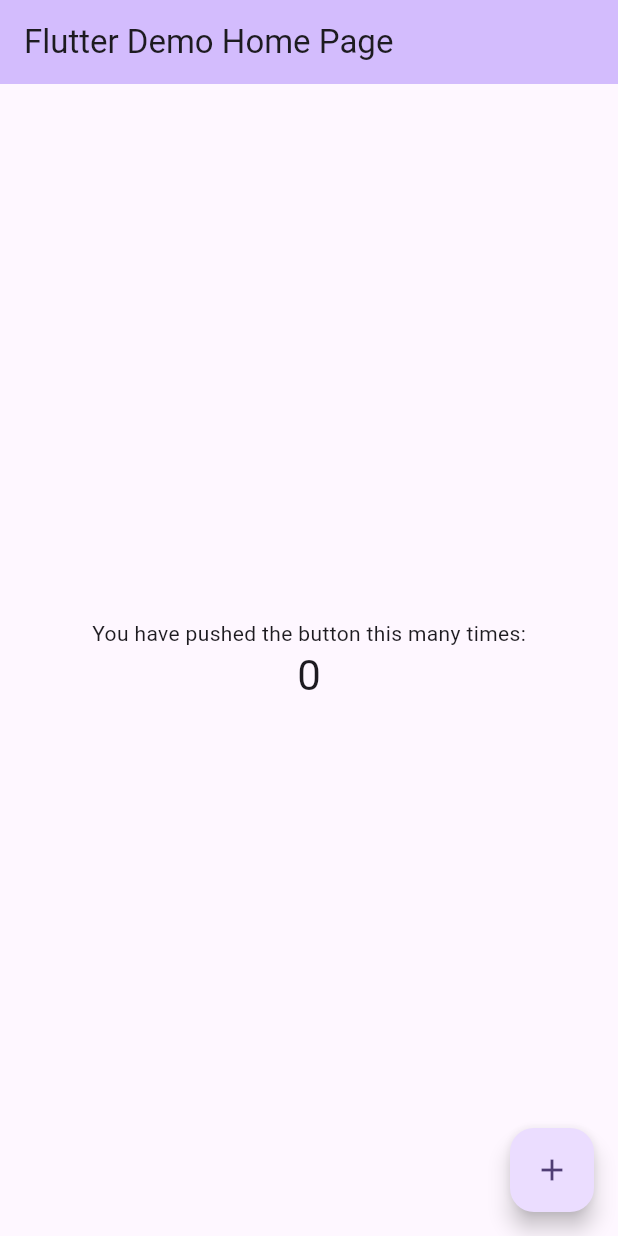
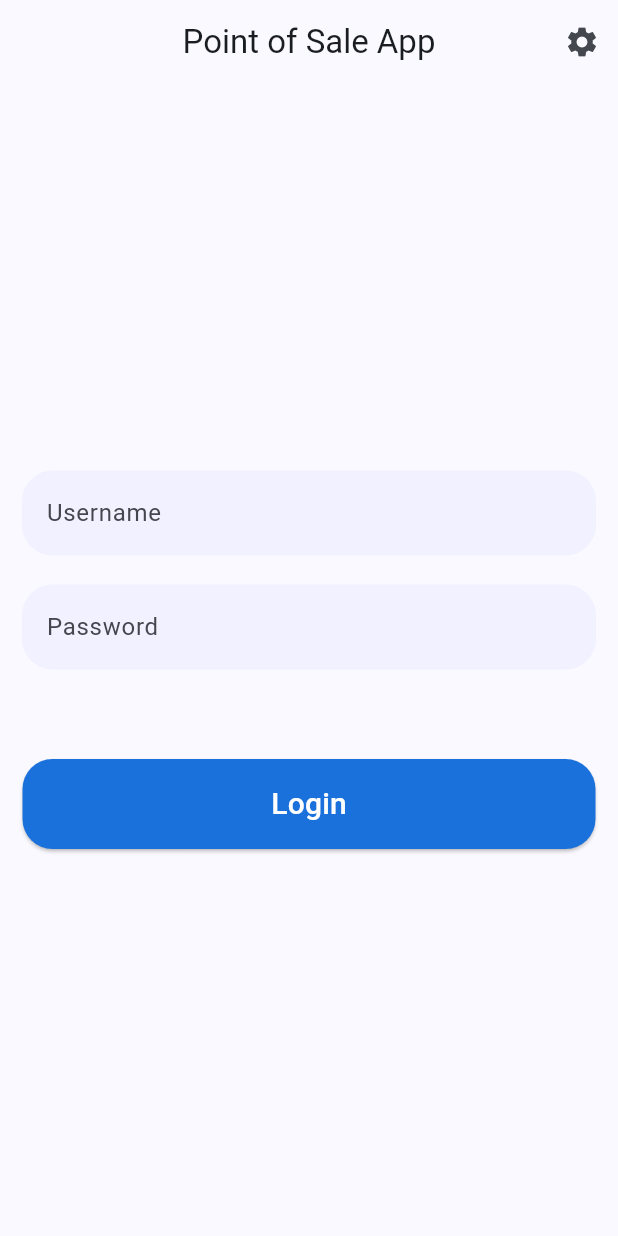
Before and after one commit to ZouheirN/Point-of-Sale-Flutter, a Flutter app: the screen it shows after launch, on a phone screen of 412 x 824 dp. Run offline on Flutter 3.47's test engine with Material 2 defaults, Android fonts, the phone set to English and light mode, and no system bars; our stand-ins replace gap, hive_flutter; missing offline and left inert: mysql_client; accounts and stored records are empty.

Commit message:
better login and settings

```diff
--- a/lib/main.dart
+++ b/lib/main.dart
@@ -1,6 +1,14 @@
 import 'package:flutter/material.dart';
+import 'package:hive_flutter/hive_flutter.dart';
+import 'package:pos_app/screens/login_screen.dart';
 
-void main() {
+Future<void> main() async {
+  WidgetsFlutterBinding.ensureInitialized();
+
+  // Hive
+  await Hive.initFlutter();
+  await Hive.openBox('mysql_config');
+
   runApp(const MyApp());
 }
 
@@ -13,113 +21,10 @@ class MyApp extends StatelessWidget {
     return MaterialApp(
       title: 'Flutter Demo',
       theme: ThemeData(
-        // This is the theme of your application.
-        //
-        // TRY THIS: Try running your application with "flutter run". You'll see
-        // the application has a blue toolbar. Then, without quitting the app,
-        // try changing the seedColor in the colorScheme below to Colors.green
-        // and then invoke "hot reload" (save your changes or press the "hot
-        // reload" button in a Flutter-supported IDE, or press "r" if you used
-        // the command line to start the app).
-        //
-        // Notice that the counter didn't reset back to zero; the application
-        // state is not lost during the reload. To reset the state, use hot
-        // restart instead.
-        //
-        // This works for code too, not just values: Most code changes can be
-        // tested with just a hot reload.
-        colorScheme: ColorScheme.fromSeed(seedColor: Colors.deepPurple),
+        colorScheme: ColorScheme.fromSeed(seedColor: const Color(0xFF1A71DB)),
         useMaterial3: true,
       ),
-      home: const MyHomePage(title: 'Flutter Demo Home Page'),
+      home: const LoginScreen(),
     );
   }
 }
-
-class MyHomePage extends StatefulWidget {
-  const MyHomePage({super.key, required this.title});
-
-  // This widget is the home page of your application. It is stateful, meaning
-  // that it has a State object (defined below) that contains fields that affect
-  // how it looks.
-
-  // This class is the configuration for the state. It holds the values (in this
-  // case the title) provided by the parent (in this case the App widget) and
-  // used by the build method of the State. Fields in a Widget subclass are
-  // always marked "final".
-
-  final String title;
-
-  @override
-  State<MyHomePage> createState() => _MyHomePageState();
-}
-
-class _MyHomePageState extends State<MyHomePage> {
-  int _counter = 0;
-
-  void _incrementCounter() {
-    setState(() {
-      // This call to setState tells the Flutter framework that something has
-      // changed in this State, which causes it to rerun the build method below
-      // so that the display can reflect the updated values. If we changed
-      // _counter without calling setState(), then the build method would not be
-      // called again, and so nothing would appear to happen.
-      _counter++;
-    });
-  }
-
-  @override
-  Widget build(BuildContext context) {
-    // This method is rerun every time setState is called, for instance as done
-    // by the _incrementCounter method above.
-    //
-    // The Flutter framework has been optimized to make rerunning build methods
-    // fast, so that you can just rebuild anything that needs updating rather
-    // than having to individually change instances of widgets.
-    return Scaffold(
-      appBar: AppBar(
-        // TRY THIS: Try changing the color here to a specific color (to
-        // Colors.amber, perhaps?) and trigger a hot reload to see the AppBar
-        // change color while the other colors stay the same.
-        backgroundColor: Theme.of(context).colorScheme.inversePrimary,
-        // Here we take the value from the MyHomePage object that was created by
-        // the App.build method, and use it to set our appbar title.
-        title: Text(widget.title),
-      ),
-      body: Center(
-        // Center is a layout widget. It takes a single child and positions it
-        // in the middle of the parent.
-        child: Column(
-          // Column is also a layout widget. It takes a list of children and
-          // arranges them vertically. By default, it sizes itself to fit its
-          // children horizontally, and tries to be as tall as its parent.
-          //
-          // Column has various properties to control how it sizes itself and
-          // how it positions its children. Here we use mainAxisAlignment to
-          // center the children vertically; the main axis here is the vertical
-          // axis because Columns are vertical (the cross axis would be
-          // horizontal).
-          //
-          // TRY THIS: Invoke "debug painting" (choose the "Toggle Debug Paint"
-          // action in the IDE, or press "p" in the console), to see the
-          // wireframe for each widget.
-          mainAxisAlignment: MainAxisAlignment.center,
-          children: <Widget>[
-            const Text(
-              'You have pushed the button this many times:',
-            ),
-            Text(
-              '$_counter',
-              style: Theme.of(context).textTheme.headlineMedium,
-            ),
-          ],
-        ),
-      ),
-      floatingActionButton: FloatingActionButton(
-        onPressed: _incrementCounter,
-        tooltip: 'Increment',
-        child: const Icon(Icons.add),
-      ), // This trailing comma makes auto-formatting nicer for build methods.
-    );
-  }
-}
--- a/lib/screens/login_screen.dart
+++ b/lib/screens/login_screen.dart
@@ -0,0 +1,103 @@
+import 'package:flutter/material.dart';
+import 'package:gap/gap.dart';
+import 'package:pos_app/screens/settings_screen.dart';
+import 'package:pos_app/widgets/buttons.dart';
+import 'package:pos_app/widgets/textfields.dart';
+
+class LoginScreen extends StatefulWidget {
+  const LoginScreen({super.key});
+
+  @override
+  State<LoginScreen> createState() => _LoginScreenState();
+}
+
+class _LoginScreenState extends State<LoginScreen> {
+  final TextEditingController _usernameController = TextEditingController();
+  final TextEditingController _passwordController = TextEditingController();
+  final _formKey = GlobalKey<FormState>();
+
+  bool _isLoading = false;
+
+  _login() async {
+    if (_formKey.currentState!.validate()) {
+      if (_isLoading) return;
+
+      setState(() {
+        _isLoading = true;
+      });
+
+      await Future.delayed(const Duration(seconds: 2));
+
+      setState(() {
+        _isLoading = false;
+      });
+    }
+  }
+
+  _goToSettings() {
+    Navigator.of(context).push(
+      MaterialPageRoute(builder: (context) => const SettingsScreen())
+    );
+  }
+
+  @override
+  Widget build(BuildContext context) {
+    return Scaffold(
+      appBar: AppBar(
+        title: const Text('Point of Sale App'),
+        centerTitle: true,
+        actions: [
+          IconButton(
+            onPressed: _goToSettings,
+            icon: const Icon(Icons.settings),
+          ),
+        ],
+      ),
+      body: Padding(
+        padding: const EdgeInsets.all(15),
+        child: Center(
+          child: SingleChildScrollView(
+            child: Form(
+              key: _formKey,
+              child: Column(
+                children: [
+                  PrimaryTextField(
+                    formKey: _formKey,
+                    text: "Username",
+                    controller: _usernameController,
+                    validator: (value) {
+                      if (value == null || value.isEmpty) {
+                        return 'Please enter your username';
+                      }
+                      return null;
+                    },
+                  ),
+                  const Gap(20),
+                  PrimaryTextField(
+                    formKey: _formKey,
+                    text: "Password",
+                    obscureText: true,
+                    controller: _passwordController,
+                    validator: (value) {
+                      if (value == null || value.isEmpty) {
+                        return 'Please enter your password';
+                      }
+                      return null;
+                    },
+                  ),
+                  const Gap(60),
+                  PrimaryButton(
+                    onPressed: _login,
+                    child: _isLoading
+                        ? const CircularProgressIndicator()
+                        : const Text('Login', style: TextStyle(fontSize: 20)),
+                  ),
+                ],
+              ),
+            ),
+          ),
+        ),
+      ),
+    );
+  }
+}
--- /dev/null
+++ b/lib/widgets/buttons.dart
@@ -0,0 +1,24 @@
+import 'package:flutter/material.dart';
+
+class PrimaryButton extends StatelessWidget {
+  final Widget child;
+  final VoidCallback onPressed;
+
+  const PrimaryButton({super.key, required this.child, required this.onPressed});
+
+  @override
+  Widget build(BuildContext context) {
+    return ElevatedButton(
+      onPressed: onPressed,
+      style: ElevatedButton.styleFrom(
+        backgroundColor: const Color(0xFF1A71DB),
+        foregroundColor: Colors.white,
+        minimumSize: const Size(double.infinity, 60),
+        shape: const RoundedRectangleBorder(
+          borderRadius: BorderRadius.all(Radius.circular(20)),
+        ),
+      ),
+      child: child,
+    );
+  }
+}
--- /dev/null
+++ b/lib/widgets/textfields.dart
@@ -0,0 +1,50 @@
+import 'package:flutter/material.dart';
+
+class PrimaryTextField extends StatefulWidget {
+  final String text;
+  final TextEditingController controller;
+  final GlobalKey<FormState>? formKey;
+  final bool obscureText;
+  final String? Function(String?)? validator;
+
+  const PrimaryTextField({
+    super.key,
+    required this.text,
+    required this.controller,
+    this.formKey,
+    this.obscureText = false,
+    this.validator,
+  });
+
+  @override
+  State<PrimaryTextField> createState() => _PrimaryTextFieldState();
+}
+
+class _PrimaryTextFieldState extends State<PrimaryTextField> {
+  @override
+  Widget build(BuildContext context) {
+    return TextFormField(
+      cursorColor: Colors.black,
+      obscureText: widget.obscureText,
+      controller: widget.controller,
+      decoration: InputDecoration(
+        hintText: widget.text,
+        focusedBorder: OutlineInputBorder(
+            borderRadius: BorderRadius.circular(20),
+            borderSide: const BorderSide(width: 0, color: Color(0xF0F0F0FF))),
+        enabledBorder: OutlineInputBorder(
+            borderRadius: BorderRadius.circular(20),
+            borderSide: const BorderSide(width: 0, color: Color(0xF0F0F0FF))),
+        fillColor: const Color(0xF0F0F0FF),
+        filled: true,
+        errorBorder: OutlineInputBorder(
+            borderRadius: BorderRadius.circular(20),
+            borderSide: const BorderSide(width: 0, color: Color(0xF0F0F0FF))),
+        focusedErrorBorder: OutlineInputBorder(
+            borderRadius: BorderRadius.circular(20),
+            borderSide: const BorderSide(width: 0, color: Color(0xF0F0F0FF))),
+      ),
+      validator: widget.validator,
+    );
+  }
+}
--- a/pubspec.yaml
+++ b/pubspec.yaml
@@ -34,6 +34,7 @@ dependencies:
   sqflite: ^2.3.0
   hive: ^2.2.3
   hive_flutter: ^1.1.0
+  gap: ^3.0.1
 
   # The following adds the Cupertino Icons font to your application.
   # Use with the CupertinoIcons class for iOS style icons.
```
Also changed, not shown: lib/screens/settings_screen.dart (added, +27 -0 lines), lib/services/mysql_configuration.dart (added, +132 -0 lines), pubspec.lock.
